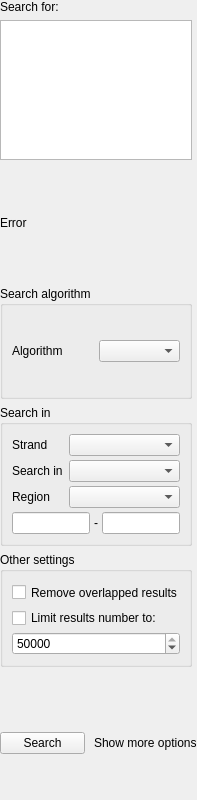
First picture: the form in src/corelibs/U2View/src/ov_sequence/find_pattern/ui/FindPatternForm.ui, repository violethaze74/ugene, before the edit.
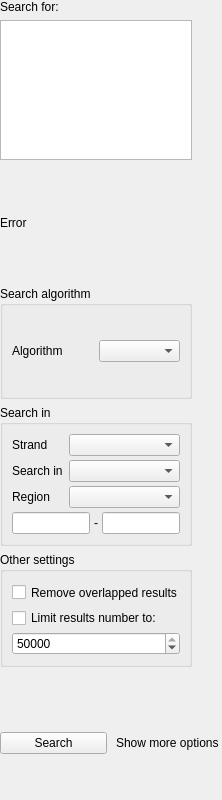
Second picture: the form after the edit.

What changed in the file:
```diff
--- a/src/corelibs/U2View/src/ov_sequence/find_pattern/ui/FindPatternForm.ui
+++ b/src/corelibs/U2View/src/ov_sequence/find_pattern/ui/FindPatternForm.ui
@@ -6,7 +6,7 @@
    <rect>
     <x>0</x>
     <y>0</y>
-    <width>197</width>
+    <width>222</width>
     <height>800</height>
    </rect>
   </property>
```
Left out of the diff: 58 changed lines with no effect on the pictures.
